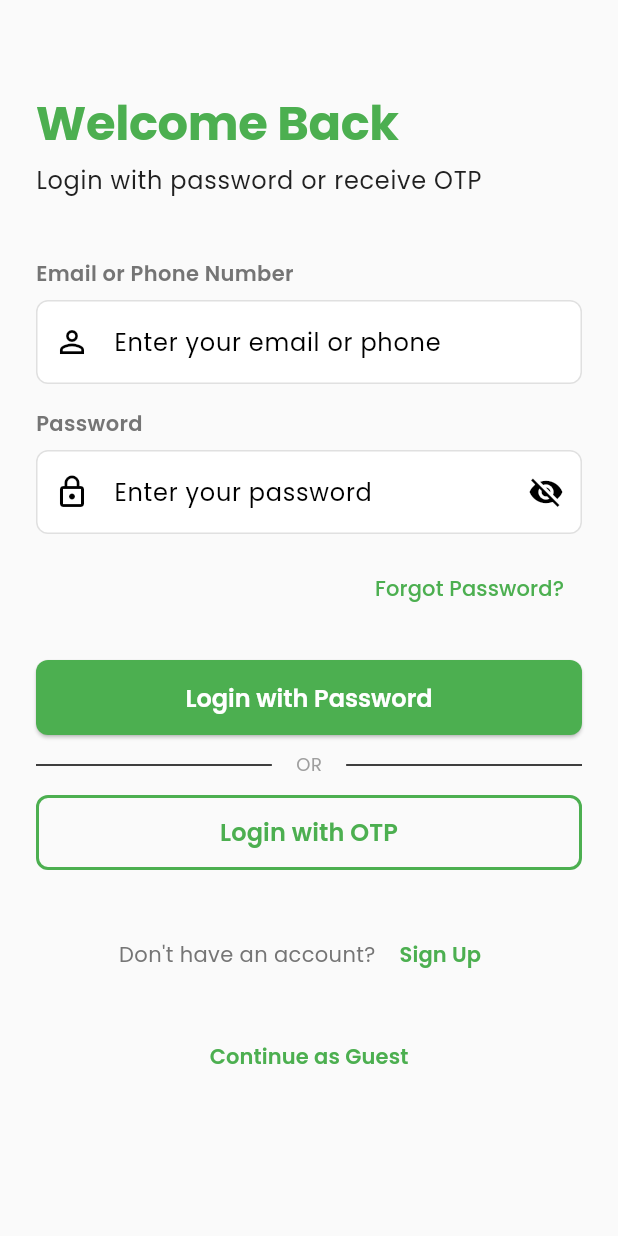
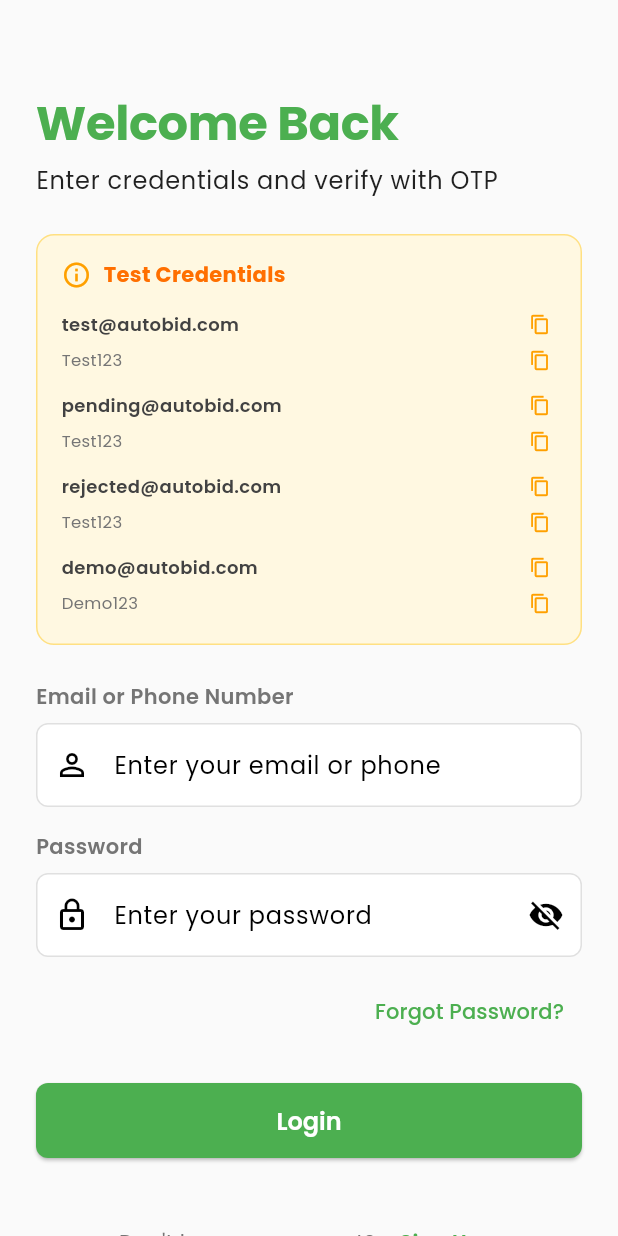
Before and after one commit to aimsahorizon/autobid-flutter, a Flutter app: the screen it shows after launch, on a phone screen of 412 x 824 dp. Run offline on Flutter 3.47's test engine with Material 3 defaults, Android fonts, the phone set to English and light mode, and no system bars; our stand-ins replace cached_network_image, flutter_riverpod, freezed_annotation, go_router, google_fonts, image_picker and 2 more; generated files the repository leaves out were written again.

Commit message:
feat: add sequential login flow with copyable test credentials

```diff
--- a/lib/presentation/screens/auth/login_screen.dart
+++ b/lib/presentation/screens/auth/login_screen.dart
@@ -1,4 +1,5 @@
 import 'package:flutter/material.dart';
+import 'package:flutter/services.dart';
 import 'package:flutter_riverpod/flutter_riverpod.dart';
 import 'package:go_router/go_router.dart';
 import '../../../core/constants/string_constants.dart';
@@ -66,79 +67,66 @@ class _LoginScreenState extends ConsumerState<LoginScreen> {
 
     try {
       final authService = ref.read(authServiceProvider);
-      final result = await authService.signInWithEmail(
+
+      // Step 1: Validate password (but don't login yet)
+      final passwordResult = await authService.signInWithEmail(
         _identifierController.text.trim(),
         _passwordController.text,
       );
 
       if (!mounted) return;
 
-      if (result.success) {
-        ScaffoldMessenger.of(context).showSnackBar(
-          SnackBar(
-            content: Text('Login successful!'),
-            backgroundColor: ColorConstants.primaryGreen,
-          ),
-        );
-        // Router will handle navigation
-      } else {
+      if (!passwordResult.success) {
         // Check for account locked
-        if (result.accountLocked) {
-          _showAccountLockedDialog(result.errorMessage);
+        if (passwordResult.accountLocked) {
+          _showAccountLockedDialog(passwordResult.errorMessage);
         } else {
           ScaffoldMessenger.of(context).showSnackBar(
             SnackBar(
-              content: Text(result.errorMessage ?? 'Invalid credentials'),
+              content: Text(passwordResult.errorMessage ?? 'Invalid credentials'),
               backgroundColor: ColorConstants.error,
             ),
           );
         }
+        return;
       }
-    } catch (e) {
-      if (mounted) {
+
+      // Password is valid, now require OTP verification
+      final user = passwordResult.user;
+      if (user == null) {
+        throw Exception('User data not available');
+      }
+
+      // Logout temporarily since we need OTP verification first
+      await authService.signOut();
+
+      if (!mounted) return;
+
+      // Step 2: Request and verify EMAIL OTP
+      final emailOtpResult = await authService.requestLoginOtp(user.email);
+
+      if (!mounted) return;
+
+      if (!emailOtpResult.success) {
         ScaffoldMessenger.of(context).showSnackBar(
           SnackBar(
-            content: Text('Error: $e'),
+            content: Text(emailOtpResult.errorMessage ?? 'Failed to send email OTP'),
             backgroundColor: ColorConstants.error,
           ),
         );
-      }
-    } finally {
-      if (mounted) {
-        setState(() {
-          _isLoading = false;
-        });
-      }
-    }
+        return;
       }
 
-  Future<void> _handleRequestOtp() async {
-    if (!_formKey.currentState!.validate()) return;
-
-    setState(() {
-      _isLoading = true;
-    });
-
-    try {
-      final authService = ref.read(authServiceProvider);
-      final result = await authService.requestLoginOtp(
-        _identifierController.text.trim(),
-      );
-
-      if (!mounted) return;
-
-      if (result.success) {
-        // Navigate to OTP verification screen
-        final verified = await Navigator.of(context).push<bool>(
+      final emailVerified = await Navigator.of(context).push<bool>(
         MaterialPageRoute(
           builder: (context) => OtpVerificationScreen(
-              identifier: _identifierController.text.trim(),
-              title: 'Verify Your Identity',
-              subtitle: 'Enter the 6-digit code sent to',
-              debugOtp: result.debugOtp,
+            identifier: user.email,
+            title: 'Verify Email',
+            subtitle: 'Enter the 6-digit code sent to your email',
+            debugOtp: emailOtpResult.debugOtp,
             onVerify: (otp) async {
               final verifyResult = await authService.verifyLoginOtp(
-                  _identifierController.text.trim(),
+                user.email,
                 otp,
               );
 
@@ -147,7 +135,6 @@ class _LoginScreenState extends ConsumerState<LoginScreen> {
                   Navigator.of(context).pop(true);
                 }
               } else {
-                  // Show account locked dialog if needed
                 if (verifyResult.accountLocked) {
                   if (mounted) {
                     _showAccountLockedDialog(verifyResult.errorMessage);
@@ -158,17 +145,24 @@ class _LoginScreenState extends ConsumerState<LoginScreen> {
               }
             },
             onResend: () async {
-                final resendResult = await authService.requestLoginOtp(
-                  _identifierController.text.trim(),
-                );
+              final resendResult = await authService.requestLoginOtp(user.email);
               return resendResult.success;
             },
           ),
         ),
       );
 
-        if (verified == true && mounted) {
-          // Successfully logged in - router will handle navigation
+      if (emailVerified != true || !mounted) return;
+
+      // Step 3: Request and verify PHONE OTP
+      if (user.phoneNumber == null || user.phoneNumber!.isEmpty) {
+        // No phone number, complete login
+        await authService.signInWithEmail(
+          _identifierController.text.trim(),
+          _passwordController.text,
+        );
+
+        if (mounted) {
           ScaffoldMessenger.of(context).showSnackBar(
             SnackBar(
               content: Text('Login successful!'),
@@ -176,18 +170,73 @@ class _LoginScreenState extends ConsumerState<LoginScreen> {
             ),
           );
         }
-      } else {
-        // Check for account locked
-        if (result.accountLocked) {
-          _showAccountLockedDialog(result.errorMessage);
-        } else {
+        return;
+      }
+
+      final phoneOtpResult = await authService.requestLoginOtp(user.phoneNumber!);
+
+      if (!mounted) return;
+
+      if (!phoneOtpResult.success) {
         ScaffoldMessenger.of(context).showSnackBar(
           SnackBar(
-              content: Text(result.errorMessage ?? 'Failed to send OTP'),
+            content: Text(phoneOtpResult.errorMessage ?? 'Failed to send phone OTP'),
             backgroundColor: ColorConstants.error,
           ),
         );
+        return;
       }
+
+      final phoneVerified = await Navigator.of(context).push<bool>(
+        MaterialPageRoute(
+          builder: (context) => OtpVerificationScreen(
+            identifier: user.phoneNumber!,
+            title: 'Verify Phone Number',
+            subtitle: 'Enter the 6-digit code sent to your phone',
+            debugOtp: phoneOtpResult.debugOtp,
+            onVerify: (otp) async {
+              final verifyResult = await authService.verifyLoginOtp(
+                user.phoneNumber!,
+                otp,
+              );
+
+              if (verifyResult.success) {
+                if (mounted) {
+                  Navigator.of(context).pop(true);
+                }
+              } else {
+                if (verifyResult.accountLocked) {
+                  if (mounted) {
+                    _showAccountLockedDialog(verifyResult.errorMessage);
+                    Navigator.of(context).pop(false);
+                  }
+                }
+                throw Exception(verifyResult.errorMessage);
+              }
+            },
+            onResend: () async {
+              final resendResult = await authService.requestLoginOtp(user.phoneNumber!);
+              return resendResult.success;
+            },
+          ),
+        ),
+      );
+
+      if (phoneVerified != true || !mounted) return;
+
+      // Step 4: Both OTPs verified, complete login
+      await authService.signInWithEmail(
+        _identifierController.text.trim(),
+        _passwordController.text,
+      );
+
+      if (mounted) {
+        ScaffoldMessenger.of(context).showSnackBar(
+          SnackBar(
+            content: Text('Login successful!'),
+            backgroundColor: ColorConstants.primaryGreen,
+          ),
+        );
       }
     } catch (e) {
       if (mounted) {
@@ -238,26 +287,86 @@ class _LoginScreenState extends ConsumerState<LoginScreen> {
     );
   }
 
-  Future<void> _handleGoogleSignIn() async {
-    await ref.read(loginStateProvider.notifier).signInWithGoogle();
-
-    if (mounted) {
-      final loginState = ref.read(loginStateProvider);
-      loginState.when(
-        data: (_) {
-          // Success - navigation handled by router
-        },
-        loading: () {},
-        error: (error, _) {
+  Widget _buildCredentialRow(String email, String password) {
+    return Row(
+      children: [
+        Expanded(
+          child: Column(
+            crossAxisAlignment: CrossAxisAlignment.start,
+            children: [
+              Row(
+                children: [
+                  Expanded(
+                    child: Text(
+                      email,
+                      style: TextStyle(
+                        fontSize: 12,
+                        fontWeight: FontWeight.w600,
+                        color: Colors.grey.shade800,
+                      ),
+                    ),
+                  ),
+                  InkWell(
+                    onTap: () {
+                      Clipboard.setData(ClipboardData(text: email));
                       ScaffoldMessenger.of(context).showSnackBar(
                         SnackBar(
-              content: Text(error.toString()),
-              backgroundColor: ColorConstants.error,
+                          content: Text('Email copied'),
+                          duration: Duration(seconds: 1),
+                          backgroundColor: ColorConstants.primaryGreen,
                         ),
                       );
                     },
+                    child: Padding(
+                      padding: const EdgeInsets.all(4),
+                      child: Icon(
+                        Icons.copy,
+                        size: 14,
+                        color: Colors.amber.shade700,
+                      ),
+                    ),
+                  ),
+                ],
+              ),
+              const SizedBox(height: 2),
+              Row(
+                children: [
+                  Expanded(
+                    child: Text(
+                      password,
+                      style: TextStyle(
+                        fontSize: 11,
+                        color: Colors.grey.shade600,
+                      ),
+                    ),
+                  ),
+                  InkWell(
+                    onTap: () {
+                      Clipboard.setData(ClipboardData(text: password));
+                      ScaffoldMessenger.of(context).showSnackBar(
+                        SnackBar(
+                          content: Text('Password copied'),
+                          duration: Duration(seconds: 1),
+                          backgroundColor: ColorConstants.primaryGreen,
+                        ),
                       );
-    }
+                    },
+                    child: Padding(
+                      padding: const EdgeInsets.all(4),
+                      child: Icon(
+                        Icons.copy,
+                        size: 14,
+                        color: Colors.amber.shade700,
+                      ),
+                    ),
+                  ),
+                ],
+              ),
+            ],
+          ),
+        ),
+      ],
+    );
   }
 
   @override
@@ -281,10 +390,47 @@ class _LoginScreenState extends ConsumerState<LoginScreen> {
                 ),
                 const SizedBox(height: 8),
                 Text(
-                  'Login with password or receive OTP',
+                  'Enter credentials and verify with OTP',
                   style: Theme.of(context).textTheme.bodyLarge,
                 ),
-                const SizedBox(height: 40),
+                const SizedBox(height: 24),
+                // Test Credentials Card
+                Container(
+                  padding: const EdgeInsets.all(16),
+                  decoration: BoxDecoration(
+                    color: Colors.amber.shade50,
+                    borderRadius: BorderRadius.circular(12),
+                    border: Border.all(color: Colors.amber.shade200),
+                  ),
+                  child: Column(
+                    crossAxisAlignment: CrossAxisAlignment.start,
+                    children: [
+                      Row(
+                        children: [
+                          Icon(Icons.info_outline, color: Colors.amber.shade700, size: 20),
+                          const SizedBox(width: 8),
+                          Text(
+                            'Test Credentials',
+                            style: TextStyle(
+                              fontWeight: FontWeight.bold,
+                              color: Colors.amber.shade900,
+                              fontSize: 14,
+                            ),
+                          ),
+                        ],
+                      ),
+                      const SizedBox(height: 12),
+                      _buildCredentialRow('test@autobid.com', 'Test123'),
+                      const SizedBox(height: 8),
+                      _buildCredentialRow('pending@autobid.com', 'Test123'),
+                      const SizedBox(height: 8),
+                      _buildCredentialRow('rejected@autobid.com', 'Test123'),
+                      const SizedBox(height: 8),
+                      _buildCredentialRow('demo@autobid.com', 'Demo123'),
+                    ],
+                  ),
+                ),
+                const SizedBox(height: 24),
                 CustomTextField(
                   controller: _identifierController,
                   label: 'Email or Phone Number',
@@ -333,32 +479,9 @@ class _LoginScreenState extends ConsumerState<LoginScreen> {
                 ),
                 const SizedBox(height: 24),
                 CustomButton(
-                  text: 'Login with Password',
+                  text: 'Login',
                   onPressed: _handlePasswordLogin,
                   isLoading: _isLoading,
-                ),
-                const SizedBox(height: 12),
-                Row(
-                  children: [
-                    Expanded(child: Divider()),
-                    Padding(
-                      padding: const EdgeInsets.symmetric(horizontal: 16),
-                      child: Text(
-                        'OR',
-                        style: Theme.of(context).textTheme.bodySmall?.copyWith(
-                              color: Colors.grey,
-                            ),
-                      ),
-                    ),
-                    Expanded(child: Divider()),
-                  ],
-                ),
-                const SizedBox(height: 12),
-                CustomButton(
-                  text: 'Login with OTP',
-                  onPressed: _handleRequestOtp,
-                  isLoading: _isLoading,
-                  isOutlined: true,
                 ),
                 const SizedBox(height: 32),
                 Row(
```
Lines whose indentation alone changed are shown as unchanged.
